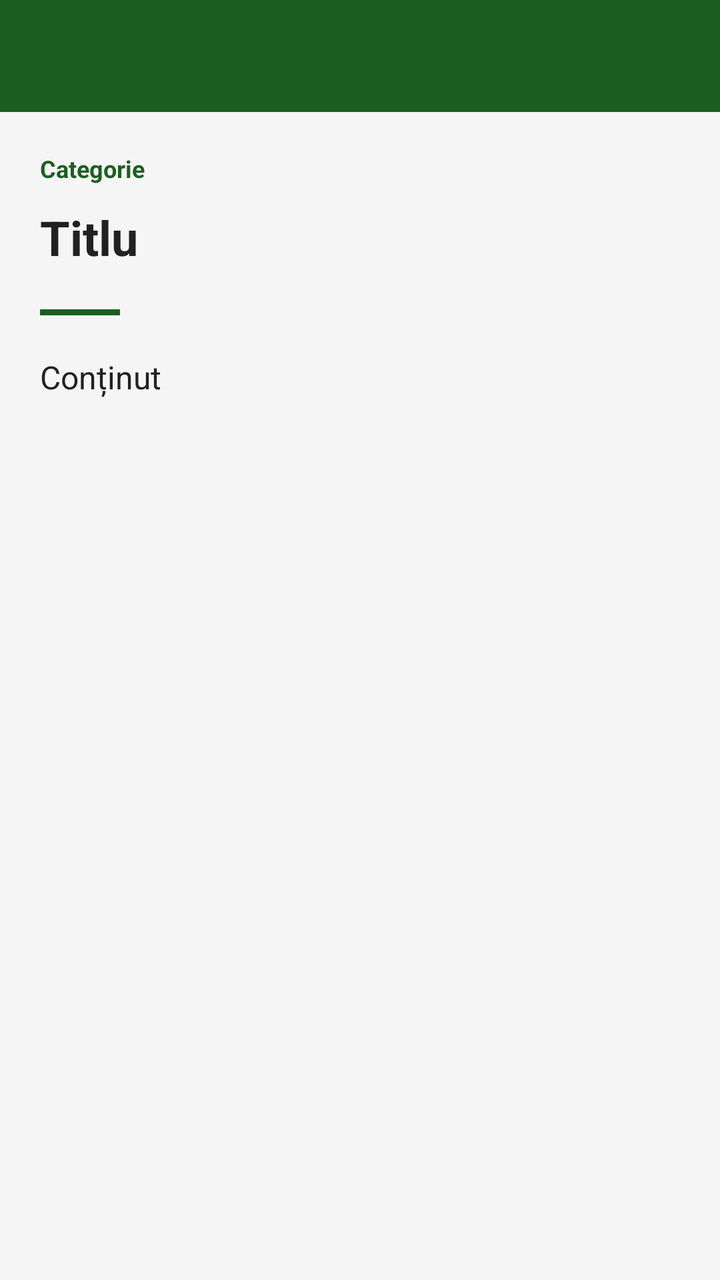
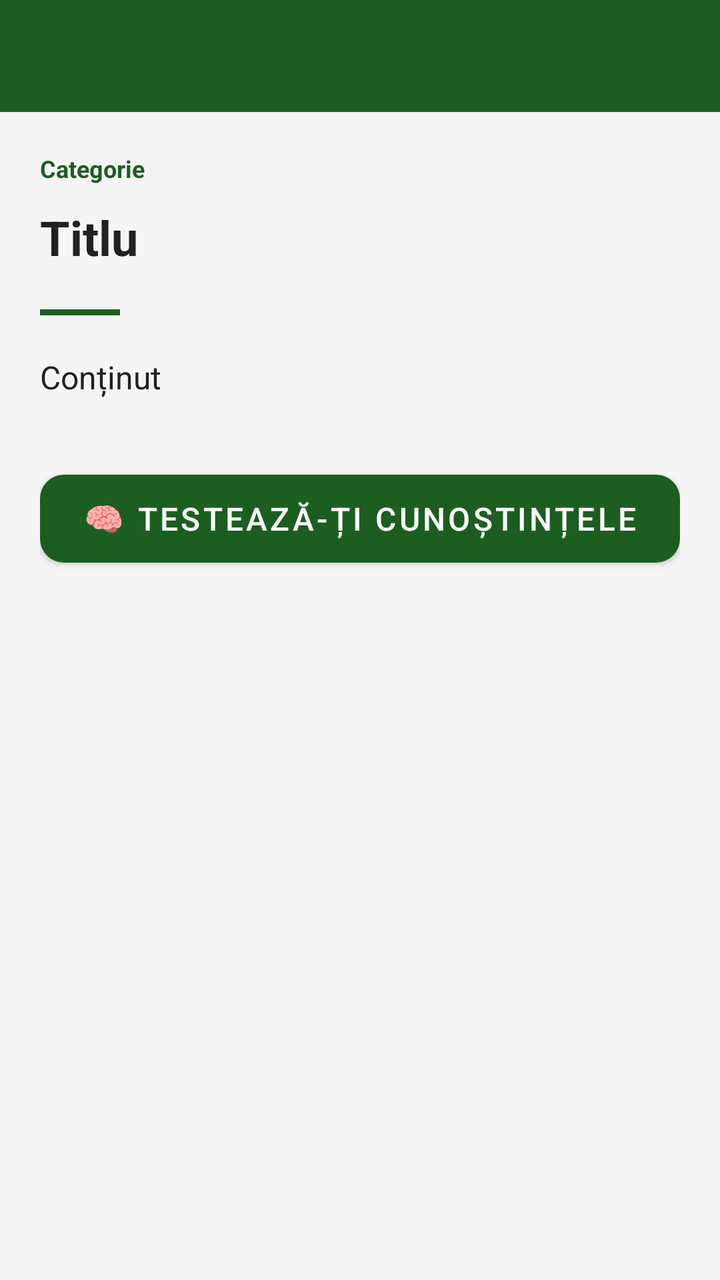

Two renders of the same Android screen: before a commit and after it. Below are the layout's source before the change and the commit's diff.
<!-- AndroidManifest.xml: application theme Theme.FinStart -->
<!-- res/layout/activity_article_detail.xml -->
<?xml version="1.0" encoding="utf-8"?>
<LinearLayout xmlns:android="http://schemas.android.com/apk/res/android"
    android:layout_width="match_parent"
    android:layout_height="match_parent"
    android:orientation="vertical"
    android:background="@color/background">

    
    <androidx.appcompat.widget.Toolbar
        android:id="@+id/toolbar"
        android:layout_width="match_parent"
        android:layout_height="?attr/actionBarSize"
        android:background="@color/colorPrimary"/>

    <ScrollView
        android:layout_width="match_parent"
        android:layout_height="match_parent">

        <LinearLayout
            android:layout_width="match_parent"
            android:layout_height="wrap_content"
            android:orientation="vertical"
            android:padding="20dp">

            <TextView
                android:id="@+id/tv_detail_category"
                android:layout_width="wrap_content"
                android:layout_height="wrap_content"
                android:text="Categorie"
                android:textColor="@color/colorPrimary"
                android:textSize="12sp"
                android:textStyle="bold"
                android:layout_marginBottom="10dp"/>

            <TextView
                android:id="@+id/tv_detail_title"
                android:layout_width="match_parent"
                android:layout_height="wrap_content"
                android:text="Titlu"
                android:textColor="@color/text_primary"
                android:textSize="24sp"
                android:textStyle="bold"
                android:lineSpacingMultiplier="1.3"
                android:layout_marginBottom="20dp"/>

            <View
                android:layout_width="40dp"
                android:layout_height="3dp"
                android:background="@color/colorPrimary"
                android:layout_marginBottom="20dp"/>

            <TextView
                android:id="@+id/tv_detail_content"
                android:layout_width="match_parent"
                android:layout_height="wrap_content"
                android:text="Conținut"
                android:textColor="@color/text_primary"
                android:textSize="16sp"
                android:lineSpacingMultiplier="1.7"/>

        </LinearLayout>
    </ScrollView>

</LinearLayout>
<!-- resources referenced by this layout -->
<resources>
  <color name="background">#F5F5F5</color>
  <color name="colorPrimary">#1B5E20</color>
  <color name="text_primary">#212121</color>
  <style name="Theme.FinStart" parent="Theme.MaterialComponents.DayNight.NoActionBar">
          <item name="colorPrimary">#1B5E20</item>
          <item name="colorPrimaryVariant">#2E7D32</item>
          <item name="colorOnPrimary">#FFFFFF</item>
          <item name="colorSecondary">#A5D6A7</item>
          <item name="colorOnSecondary">#000000</item>
          <item name="android:statusBarColor">@color/colorPrimary</item>
      </style>
</resources>

<!-- the commit's change to res/layout/activity_article_detail.xml (unified diff, before → after) -->
@@ -1,5 +1,6 @@
 <?xml version="1.0" encoding="utf-8"?>
 <LinearLayout xmlns:android="http://schemas.android.com/apk/res/android"
+    xmlns:app="http://schemas.android.com/apk/res-auto"
     android:layout_width="match_parent"
     android:layout_height="match_parent"
     android:orientation="vertical"
@@ -57,7 +58,15 @@
                 android:textColor="@color/text_primary"
                 android:textSize="16sp"
                 android:lineSpacingMultiplier="1.7"/>
-
+            <com.google.android.material.button.MaterialButton
+                android:id="@+id/btn_start_quiz"
+                android:layout_width="match_parent"
+                android:layout_height="56dp"
+                android:layout_marginTop="32dp"
+                android:text="🧠 Testează-ți cunoștințele"
+                android:textSize="16sp"
+                app:backgroundTint="@color/colorPrimary"
+                app:cornerRadius="12dp"/>
         </LinearLayout>
     </ScrollView>
 
